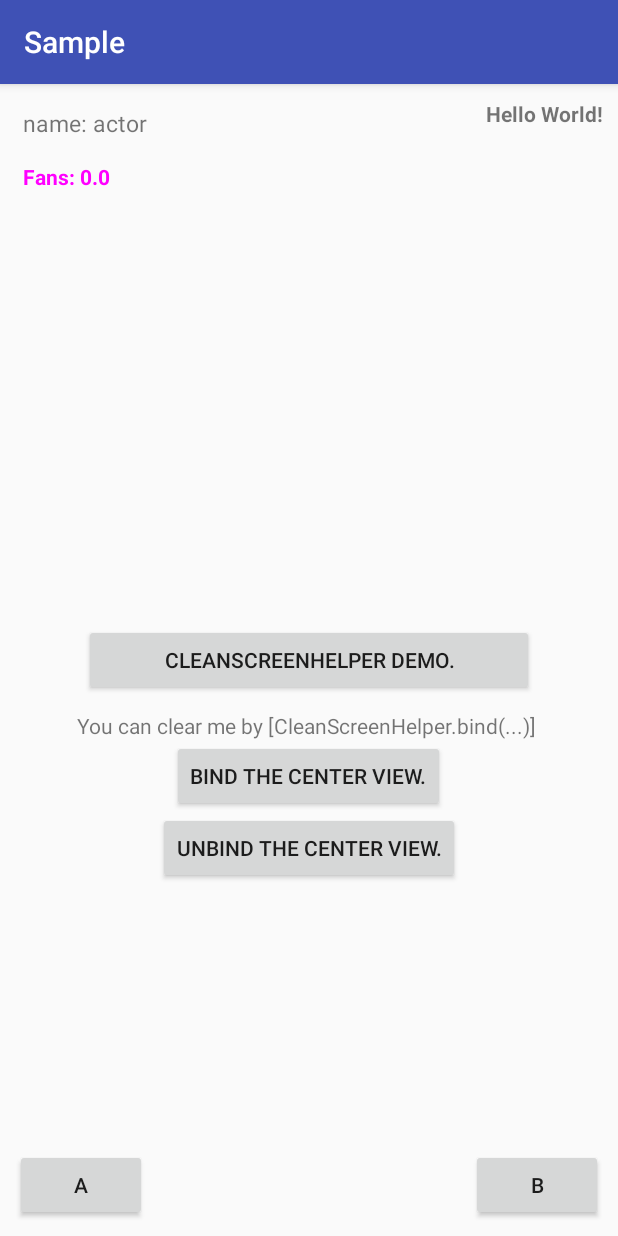
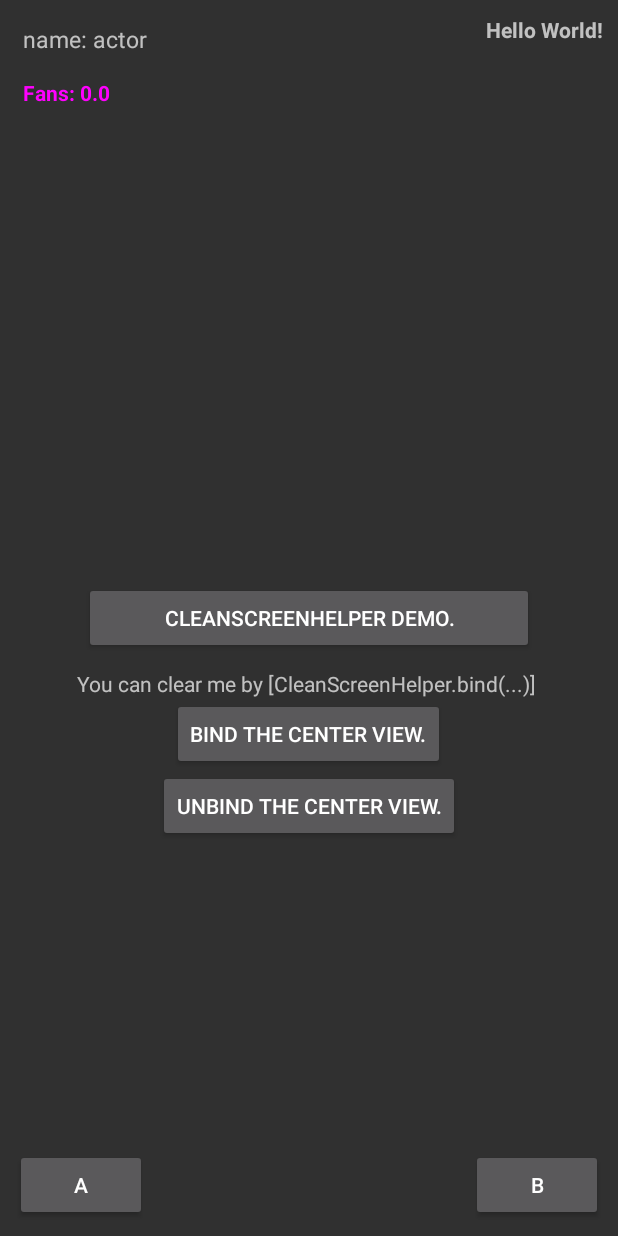
Before and after one commit to Yellow5A5/ClearScreenHelper, an Android app: the screen it shows after launch (SampleFirActivity), on a phone screen of 412 x 824 dp. Run offline under Robolectric (Android 15) with nearby library versions, the phone set to English and light mode, and no system bars.

Commit message:
Update: Change style.

```diff
--- a/sample/src/main/res/values/styles.xml
+++ b/sample/src/main/res/values/styles.xml
@@ -1,10 +1,8 @@
 <resources>
 
     <!-- Base application theme. -->
-    <style name="AppTheme" parent="Theme.AppCompat.Light.DarkActionBar">
+    <style name="AppTheme" parent="Theme.AppCompat.NoActionBar">
         <!-- Customize your theme here. -->
-        <item name="colorPrimary">@color/colorPrimary</item>
-        <item name="colorPrimaryDark">@color/colorPrimaryDark</item>
         <item name="colorAccent">@color/colorAccent</item>
     </style>
 
```
